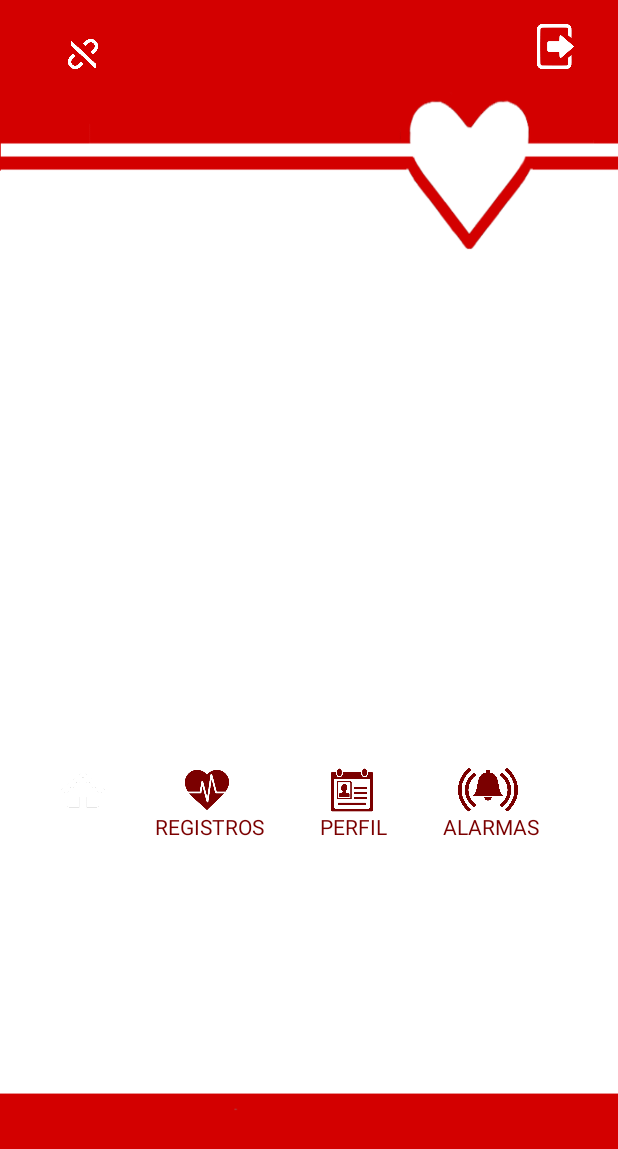
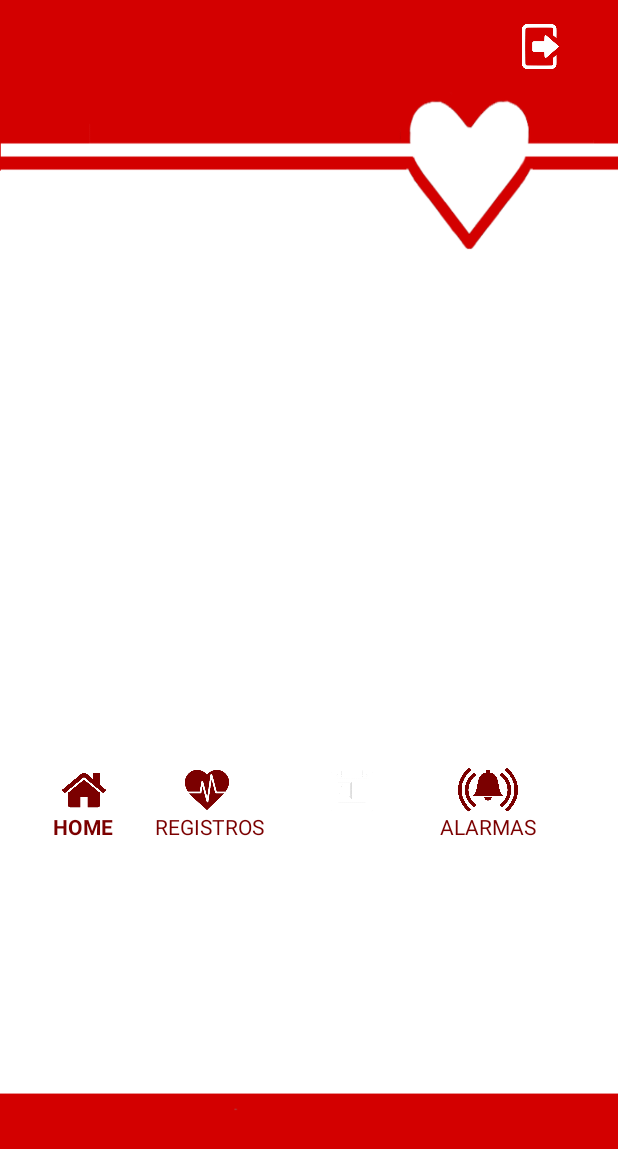
Before and after one commit to i-Gala/epilepsia_dca, an Android app: the layout activity_profile.xml on its own in the app's theme, with its tools: preview values and no code run, on a phone screen of 412 x 824 dp. Shown: the top 1149 px of the screen. Run offline under Robolectric (Android 15) with nearby library versions, the phone set to English and light mode, and no system bars.

Commit message:
Update code: Definición de 'Profile' y 'SignUp' retocado (ya está perfecto)

```diff
--- a/Android/app/src/main/res/layout/activity_home.xml
+++ b/Android/app/src/main/res/layout/activity_profile.xml
@@ -4,25 +4,14 @@
     android:layout_width="wrap_content"
     android:layout_height="wrap_content"
     android:paddingTop="@dimen/activity_vertical_margin"
-    tools:context="com.ua.igala.epilepsia_dca.HomeActivity"
+    tools:context="com.ua.igala.epilepsia_dca.ProfileActivity"
     android:background="@drawable/ic_menu_updown_nexus_all">
-
-    <ImageView
-        android:layout_width="20dp"
-        android:layout_height="20dp"
-        android:id="@+id/bluetooth_connected"
-        android:background="@drawable/desconectado_white"
-        android:layout_marginLeft="10dp"
-        android:onClick="scanOnClick"
-        android:layout_alignBottom="@+id/logout"
-        android:layout_alignStart="@+id/text_home" />
 
     <ImageView
         android:layout_width="30dp"
         android:layout_height="30dp"
         android:id="@+id/logout"
         android:background="@drawable/logout_white"
-        android:layout_marginLeft="10dp"
         android:onClick="logoutOnClick"
         android:layout_alignParentTop="true"
         android:layout_toEndOf="@+id/ico_alarmas" />
@@ -32,10 +21,11 @@
         android:layout_height="29dp"
         android:id="@+id/ico_home"
         android:layout_gravity="center"
-        android:background="@drawable/home_white"
+        android:background="@drawable/home_reddisable"
         android:layout_above="@+id/text_registro"
         android:layout_alignStart="@+id/text_home"
-        android:layout_marginLeft="5dp" />
+        android:layout_marginLeft="6dp"
+        android:onClick="homeOnClick" />
 
     <TextView
         android:layout_width="wrap_content"
@@ -45,7 +35,9 @@
         android:id="@+id/text_home"
         android:layout_marginTop="525dp"
         android:textStyle="bold"
-        android:layout_marginLeft="35dp" />
+        android:layout_marginLeft="35dp"
+        android:textColor="@color/colorRedDisable"
+        android:onClick="homeOnClick" />
 
     <ImageView
         android:layout_width="29dp"
@@ -72,7 +64,7 @@
         android:layout_width="29dp"
         android:layout_height="29dp"
         android:id="@+id/ico_perfil"
-        android:background="@drawable/profile_reddisable"
+        android:background="@drawable/profile_white"
         android:layout_alignTop="@+id/ico_home"
         android:layout_alignBottom="@+id/ico_home"
         android:layout_alignParentRight="false"
@@ -86,8 +78,7 @@
         android:text="@string/menu_perfil"
         android:id="@+id/text_perfil"
         android:layout_marginLeft="213dp"
-        android:layout_alignTop="@+id/text_home"
-        android:textColor="@color/colorRedDisable"/>
+        android:layout_alignTop="@+id/text_home"/>
 
     <ImageView
         android:layout_width="40dp"
@@ -106,7 +97,7 @@
         android:textAppearance="?android:attr/textAppearanceSmall"
         android:text="@string/menu_alarmas"
         android:id="@+id/text_alarmas"
-        android:layout_marginLeft="295dp"
+        android:layout_marginLeft="293dp"
         android:layout_alignTop="@+id/text_home"
         android:textColor="@color/colorRedDisable"/>
 
--- a/Android/app/src/main/res/layout/activity_signup.xml
+++ b/Android/app/src/main/res/layout/activity_signup.xml
@@ -14,13 +14,13 @@
         android:layout_width="wrap_content"
         android:layout_height="wrap_content"
         android:inputType="textPersonName"
-        android:text="@string/field_name"
+        android:hint="@string/field_name"
         android:ems="10"
         android:id="@+id/field_name"
         android:layout_marginTop="54dp"
         android:layout_alignParentTop="true"
         android:layout_alignParentLeft="true"
-        android:layout_alignParentStart="true" />
+        android:layout_alignParentStart="true"/>
 
     <Button
         style="?android:attr/buttonStyleSmall"
@@ -38,7 +38,7 @@
         android:layout_width="wrap_content"
         android:layout_height="wrap_content"
         android:inputType="textPersonName"
-        android:text="@string/field_lastname"
+        android:hint="@string/field_lastname"
         android:ems="10"
         android:id="@+id/field_lastname"
         android:enabled="true"
```
Also changed, not shown: Android/app/src/main/AndroidManifest.xml (+12 -15 lines), Android/app/src/main/java/com/ua/igala/epilepsia_dca/HomeActivity.java (+13 -0 lines), Android/app/src/main/java/com/ua/igala/epilepsia_dca/ProfileActivity.java (added, +35 -0 lines).
